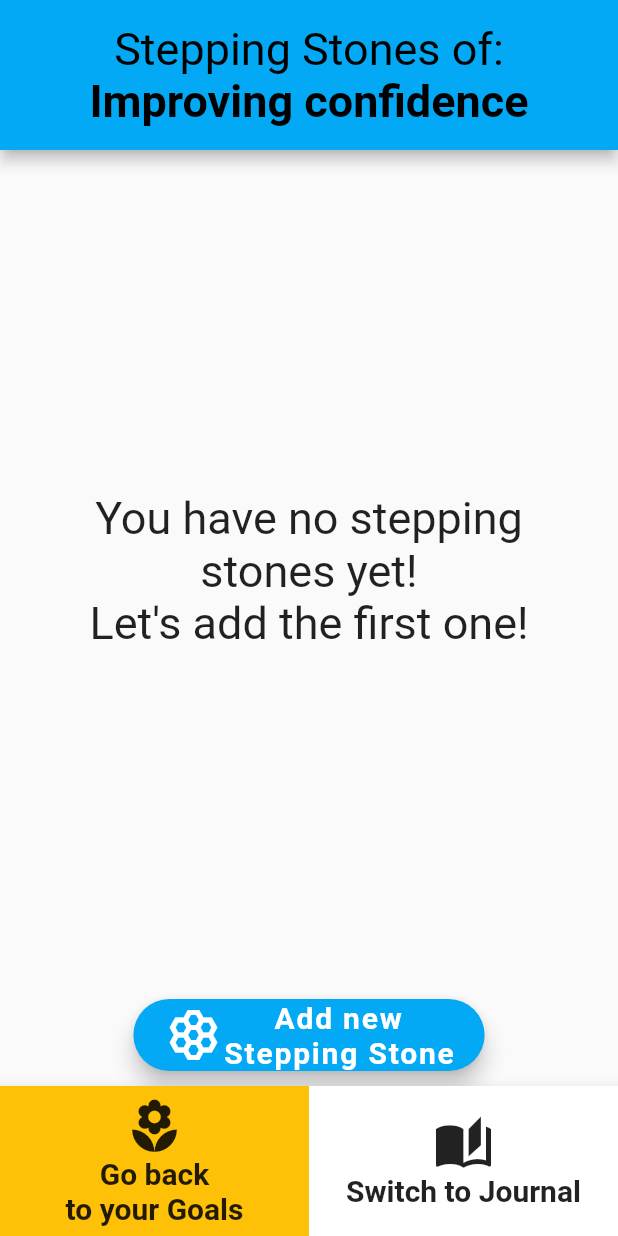
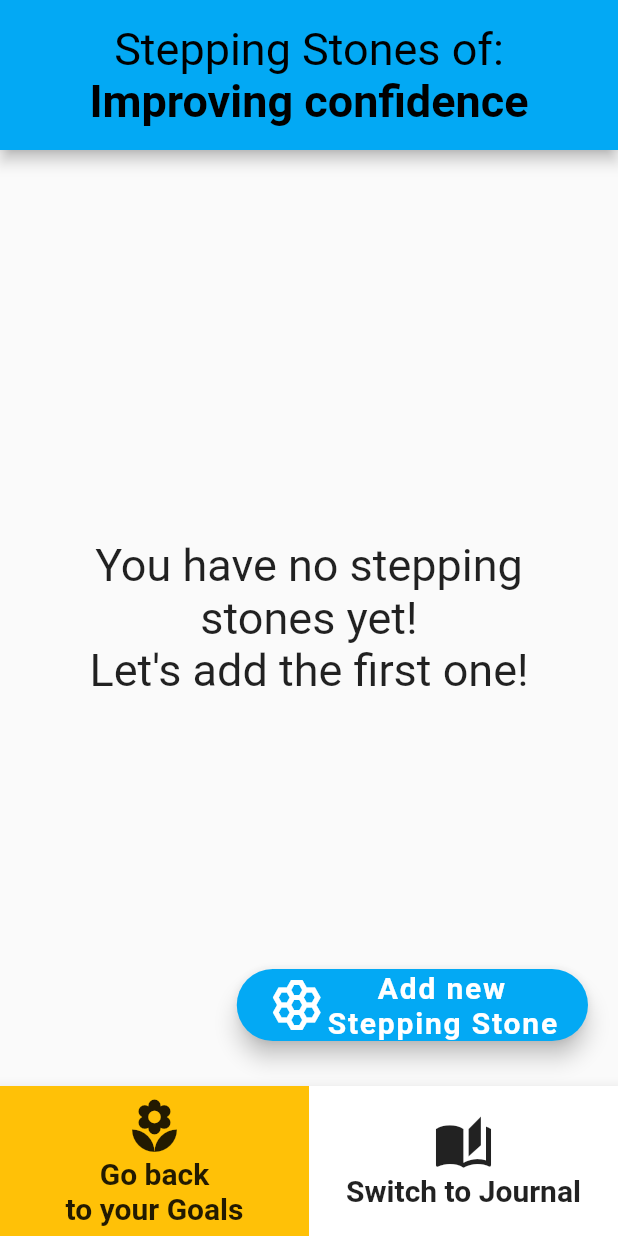
Before and after one commit to lucampor/stepping_stones, a Flutter app: the GoalPage screen opened directly, after a tap on "Improving confidence", on a phone screen of 412 x 824 dp. Run offline on Flutter 3.47's test engine with Material 2 defaults, Android fonts, the phone set to English and light mode, and no system bars; our stand-ins replace step_progress_indicator.

Commit message:
Revert "Adding stones"

```diff
--- a/lib/main.dart
+++ b/lib/main.dart
@@ -1,5 +1,5 @@
 import 'package:flutter/material.dart';
-import 'package:stepping_stones/main_screen/page.dart';
+// import 'package:stepping_stones/main_screen/page.dart';
 import 'package:stepping_stones/tutorial/select_goal.dart';
 
 void main() {
--- a/lib/objectives/model.dart
+++ b/lib/objectives/model.dart
@@ -4,7 +4,6 @@ import 'package:stepping_stones/journaling/data.dart';
 import 'package:stepping_stones/objectives/data.dart';
 import 'package:stepping_stones/objectives/page.dart';
 import 'package:stepping_stones/stones/data.dart';
-import 'package:stepping_stones/stones/status.dart';
 
 class ObjectiveModel extends ChangeNotifier {
   ObjectiveModel(this._data);
@@ -13,15 +12,8 @@ class ObjectiveModel extends ChangeNotifier {
   final ObjectiveData _data;
 
   String get name => _data.name;
-  List<SteppingStoneData> get stones => _data.steppingStones ?? <SteppingStoneData>[];
-  List<JournalEntryData> get journal => _data.journalEntries ?? <JournalEntryData>[];
-
-  (int, int) get stonesOngoingTotalPair {
-    return _data.steppingStones?.fold<(int, int)>((0,0), (pair, element) {
-        var (ongoing, total) = pair;
-        return (element.status == StoneStatus.ongoing ? ongoing + 1 : ongoing, total + 1);
-    }) ?? (0, 0);
-  }
+  List<SteppingStoneData> get stones => _data.steppingStones?.toList() ?? <SteppingStoneData>[];
+  List<JournalEntryData> get journal => _data.journalEntries?.toList() ?? <JournalEntryData>[];
 
   void removeJournalEntry() => {};
 
--- a/lib/objectives/page.dart
+++ b/lib/objectives/page.dart
@@ -1,5 +1,4 @@
 import 'package:flutter/material.dart';
-import 'package:flutter/services.dart';
 import 'package:stepping_stones/journaling/data.dart';
 import 'package:stepping_stones/journaling/entry_type.dart';
 import 'package:stepping_stones/journaling/new_journal.dart';
@@ -149,14 +148,13 @@ class _ObjectivePageState extends State<ObjectivePage> {
     );
   }
 
-  FloatingActionButton addButton(BuildContext context) {
+  FloatingActionButton addButton() {
     var newEntry = isJournal(widget.current) ? "Journal Entry" : "Stepping Stone";
     var newIcon = isJournal(widget.current) ? Icons.auto_stories : Icons.hive_outlined;
     var newEntryMsg = "Add new $newEntry";
 
     return FloatingActionButton.extended(
       onPressed: (){
-
         isJournal(widget.current) ?
         Navigator.push(context,
           MaterialPageRoute(builder: (context) => const JournalPage()))
@@ -177,10 +175,10 @@ class _ObjectivePageState extends State<ObjectivePage> {
               child: Column(
                 mainAxisSize: MainAxisSize.min,
                 children: [
-                  AppBar(title: const Text("Insert new Stepping Stone"),),
+                  AppBar(title: Text(newEntryMsg),),
                   SafeArea(
                     minimum: const EdgeInsets.symmetric(
-                      vertical: 5,
+                      vertical: 50,
                       horizontal: 20
                     ),
                     child: Column(
@@ -188,8 +186,7 @@ class _ObjectivePageState extends State<ObjectivePage> {
                         TextFormField(
                            controller: controller,
                            onEditingComplete: save,
-                           maxLength: 100,
-
+                           maxLength: 50,
                            autofocus: true,
                            validator: (value) {
                              if (value == null || value.isEmpty) {
@@ -247,24 +244,22 @@ class _ObjectivePageState extends State<ObjectivePage> {
         appBar: appBar(),
         body: SafeArea(
           minimum: const EdgeInsets.symmetric(
-            vertical: 10,
+            vertical: 30,
             horizontal: 20,
           ),
           child: ListenableBuilder(
             listenable: widget.notifier,
             builder: (context, child) {
               var currentList = isJournal(widget.current) ? JournalList(widget.notifier) : SteppingStoneList(widget.notifier);
-              return Column(
+              return Stack(
                 children: [
-                  Expanded(
-                    child: Center(
-                      child: (widget.notifier.isEmpty(widget.current) ? emptyMessage : currentList)
-                    ),
+                  Center(
+                    child: (widget.notifier.isEmpty(widget.current) ? emptyMessage : currentList)
                   ),
-                  const Divider(height: 15, color: Colors.transparent),
-                  Center(
-                      child: addButton(context)
-                  ),
+                  Align(
+                    alignment: Alignment.bottomRight,
+                    child: addButton()
+                  )
                 ],
               );
             }
@@ -273,6 +268,7 @@ class _ObjectivePageState extends State<ObjectivePage> {
         //
         // add_task_sharp
 
+        // TODO Stretch buttons & add top padding
         bottomNavigationBar: bottomBar(),
     );
   }
--- a/lib/stones/list.dart
+++ b/lib/stones/list.dart
@@ -13,7 +13,7 @@ class SteppingStoneList extends StatelessWidget {
     return ListenableBuilder(
       listenable: objectiveNotifier,
       builder: (context, snapshot) {
-        final tasks = objectiveNotifier.stones.reversed;
+        final tasks = objectiveNotifier.stones;
         return ListView.separated(
           separatorBuilder: (context, index) {
             const sep = 14;
```
Also changed, not shown: lib/main_screen/page.dart (+0 -9 lines), lib/stones/app_bar.dart (deleted, +0 -13 lines), lib/stones/page.dart (deleted, +0 -19 lines).
